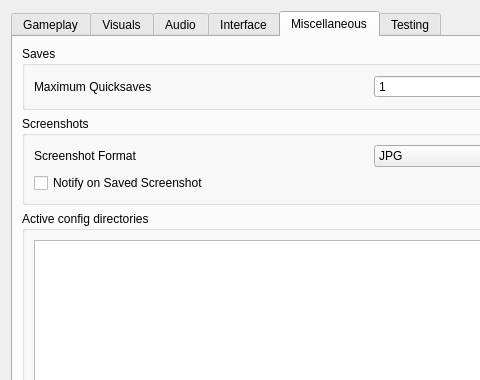
The window that apps/launcher/ui/settingspage.ui (sunhawken/openmw) describes before a commit, drawn with Qt 5; both pictures show x 0 to 480 and y 0 to 380 of the 741 by 524 pixel window.
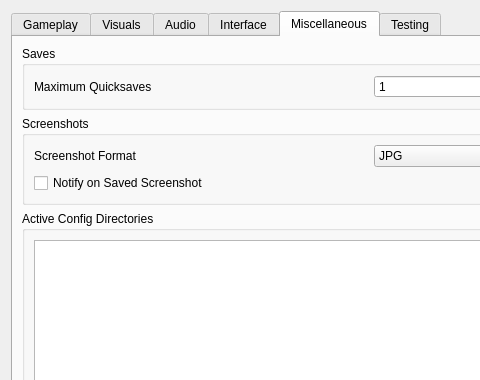
The same window after the commit. The open tabs and pages were chosen to show the change.

Commit message: Title case for labels

What changed in the file:
```diff
--- a/apps/launcher/ui/settingspage.ui
+++ b/apps/launcher/ui/settingspage.ui
@@ -1541,7 +1541,7 @@
        <item>
         <widget class="QGroupBox" name="configsGroup">
          <property name="title">
-          <string>Active config directories</string>
+          <string>Active Config Directories</string>
          </property>
          <layout class="QVBoxLayout" name="verticalLayout_4">
           <item>
```
The commit also changes 7 other files.
